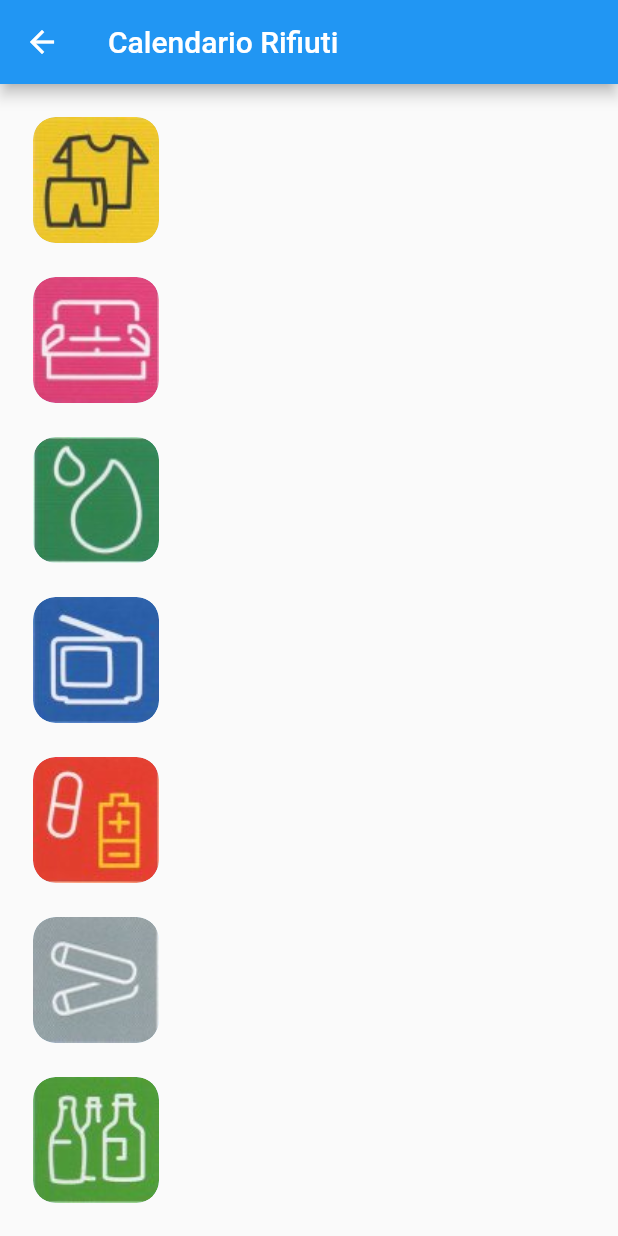
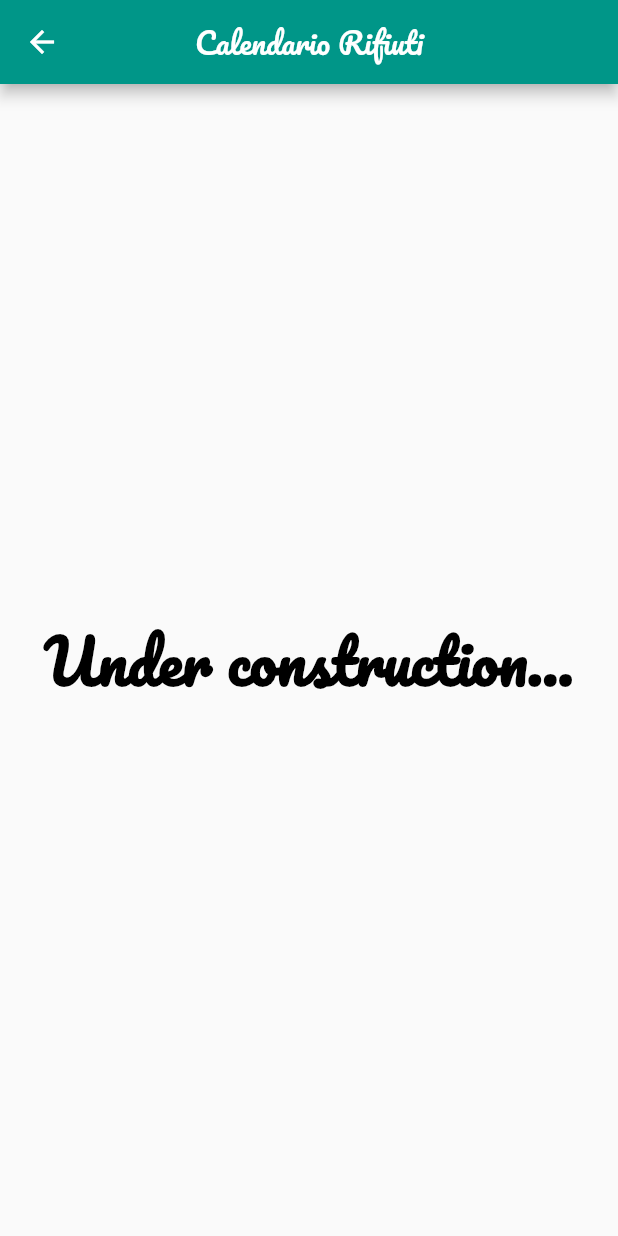
Before and after one commit to fdepedis/AppRifiuti, a Flutter app: the screen it shows after launch, after a tap on "Calendario Rifiuti", on a phone screen of 412 x 824 dp. Run offline on Flutter 3.47's test engine with Material 2 defaults, Android fonts, the phone set to English and light mode, and no system bars; our stand-ins replace auto_size_text; missing offline and left inert: frino_icons.

Commit message:
add index for detail page

```diff
--- a/lib/content/card_content.dart
+++ b/lib/content/card_content.dart
@@ -46,8 +46,8 @@ class CardContent extends StatelessWidget {
               context,
               MaterialPageRoute(
                 builder: (context) =>
-                    //DetailScreen(index: index, titleCard: titleCard),
-                    DetailScreen(titleCard: titleCard),
+                    DetailScreen(index: index, titleCard: titleCard),
+                    //DetailScreen(titleCard: titleCard),
               ),
             );
           },
--- /dev/null
+++ b/lib/content/to_do_content.dart
@@ -0,0 +1,38 @@
+import 'package:flutter/cupertino.dart';
+import 'package:flutter/material.dart';
+
+class ToDoScreen extends StatelessWidget {
+  final String titleCard;
+
+  ToDoScreen({Key key, @required this.titleCard}) : super(key: key);
+
+  @override
+  Widget build(BuildContext context) {
+    return Scaffold(
+      appBar: AppBar(
+        backgroundColor: Colors.teal,
+        title: Text(
+          titleCard,
+          style: TextStyle(
+            color: Colors.white,
+            fontFamily: 'Pacifico',
+            fontSize: 20,
+          ),
+        ),
+        centerTitle: true,
+      ),
+      body: Container(
+        padding: const EdgeInsets.all(22.0),
+        alignment: FractionalOffset.center,
+        child: Text(
+          'Under construction...',
+          style: TextStyle(
+              fontFamily: 'Pacifico',
+              fontSize: 40.0,
+              color: Colors.black,
+              fontWeight: FontWeight.bold),
+        ),
+      ),
+    );
+  }
+}
--- a/lib/route/detail_screen.dart
+++ b/lib/route/detail_screen.dart
@@ -1,204 +1,34 @@
-import 'dart:math' as math;
+import 'package:ardea_rifiuti/content/radial_expansion_content.dart';
+import 'package:ardea_rifiuti/content/to_do_content.dart';
+import 'package:flutter/material.dart';
 
-import 'package:ardea_rifiuti/utils/strings.dart';
-import 'package:auto_size_text/auto_size_text.dart';
-import 'package:flutter/material.dart';
-import 'package:flutter/scheduler.dart' show timeDilation;
+class DetailScreen extends StatelessWidget {
+  final String titleCard;
+  final int index;
 
-class Photo extends StatelessWidget {
-  Photo({Key key, this.photo, this.color, this.onTap}) : super(key: key);
-
-  final String photo;
-  final Color color;
-  final VoidCallback onTap;
-
-  Widget build(BuildContext context) {
-    return Material(
-      // Slightly opaque color appears where the image has transparency.
-      color: Theme.of(context).primaryColor.withOpacity(0.25),
-      child: InkWell(
-        onTap: onTap,
-        child: LayoutBuilder(
-          builder: (BuildContext context, BoxConstraints size) {
-            return Image.asset(
-              photo,
-              fit: BoxFit.contain,
-            );
-          },
-        ),
-      ),
-    );
-  }
-}
-
-class RadialExpansion extends StatelessWidget {
-  RadialExpansion({
-    Key key,
-    this.maxRadius,
-    this.child,
-  })  : clipRectSize = 2.0 * (maxRadius / math.sqrt2),
-        super(key: key);
-
-  final double maxRadius;
-  final clipRectSize;
-  final Widget child;
+  DetailScreen({Key key, @required this.index, @required this.titleCard})
+      : super(key: key);
 
   @override
   Widget build(BuildContext context) {
-    return ClipRRect(
-      borderRadius: BorderRadius.circular(15.0),
-      child: Center(
-        child: SizedBox(
-          width: clipRectSize,
-          height: clipRectSize,
-          child: ClipRRect(
-            borderRadius: BorderRadius.circular(15.0),
-            child: Container(
-              height: 83.0,
-              width: 83.0,
-              child: child,
-            ),
-          ),
-        ),
-      ),
-    );
+    switch (index) {
+      case 1:
+        {
+          return ToDoScreen(titleCard: titleCard);
+        }
+      case 2:
+        {
+          return RadialExpansionContent(titleCard: titleCard);
+        }
+      case 3:
+        {
+          return ToDoScreen(titleCard: titleCard);
+        }
+      default:
+        {
+          return ToDoScreen();
+        }
+        break;
+    }
   }
 }
-
-class RadialExpansionDemo extends StatelessWidget {
-  static const double kMinRadius = 42.0;
-  static const double kMaxRadius = 128.0;
-  static const opacityCurve =
-      const Interval(0.0, 0.75, curve: Curves.fastOutSlowIn);
-
-  final String titleCard;
-
-  RadialExpansionDemo({Key key, @required this.titleCard}) : super(key: key);
-
-  static RectTween _createRectTween(Rect begin, Rect end) {
-    return MaterialRectCenterArcTween(begin: begin, end: end);
-  }
-
-  static Widget _buildPage(
-      BuildContext context, String imageName, String description) {
-    return Container(
-      color: Theme.of(context).canvasColor,
-      child: Center(
-        child: Card(
-          margin: EdgeInsets.symmetric(vertical: 5.0, horizontal: 25.0),
-          elevation: 8.0,
-          child: Column(
-            mainAxisSize: MainAxisSize.min,
-            children: [
-              /*Text(imageName),*/
-              SizedBox(
-                width: kMaxRadius * 2.0,
-                height: kMaxRadius * 2.0,
-                child: Hero(
-                  createRectTween: _createRectTween,
-                  tag: imageName,
-                  child: RadialExpansion(
-                    maxRadius: kMaxRadius,
-                    child: Photo(
-                      photo: imageName,
-                      onTap: () {
-                        Navigator.of(context).pop();
-                      },
-                    ),
-                  ),
-                ),
-              ),
-              Padding(
-                padding: const EdgeInsets.all(12.0),
-                child: AutoSizeText(
-                  description,
-                  maxLines: 100,
-                  style: TextStyle(fontSize: 24),
-                  minFontSize: 16,
-                  overflow: TextOverflow.ellipsis,
-                ),
-              ),
-              /*const SizedBox(height: 16.0),*/
-            ],
-          ),
-        ),
-      ),
-    );
-  }
-
-  Widget _buildHero(
-      BuildContext context, String imageName, String description) {
-    return Container(
-      width: kMinRadius * 2.0,
-      height: kMinRadius * 2.0,
-      child: Hero(
-        createRectTween: _createRectTween,
-        tag: imageName,
-        child: RadialExpansion(
-          maxRadius: kMaxRadius,
-          child: Photo(
-            photo: imageName,
-            onTap: () {
-              Navigator.of(context).push(
-                PageRouteBuilder<void>(
-                  pageBuilder: (BuildContext context,
-                      Animation<double> animation,
-                      Animation<double> secondaryAnimation) {
-                    return AnimatedBuilder(
-                      animation: animation,
-                      builder: (BuildContext context, Widget child) {
-                        return Opacity(
-                          opacity: opacityCurve.transform(animation.value),
-                          child: _buildPage(context, imageName, description),
-                        );
-                      },
-                    );
-                  },
-                ),
-              );
-            },
-          ),
-        ),
-      ),
-    );
-  }
-
-  @override
-  Widget build(BuildContext context) {
-    timeDilation = 2.5; // 1.0 is normal animation speed.
-
-    return Scaffold(
-      appBar: AppBar(
-        title: Text(titleCard),
-      ),
-      body: Container(
-        padding: const EdgeInsets.all(22.0),
-        alignment: FractionalOffset.bottomLeft,
-        child: Column(
-          mainAxisAlignment: MainAxisAlignment.spaceBetween,
-          children: [
-            _buildHero(
-                context, 'images/AbitiDismessiR.png', Strings.abiti_dismessi),
-            _buildHero(context, 'images/IngombrantiR.png', Strings.ingombranti),
-            _buildHero(context, 'images/OliiVegetaliR.png', Strings.olii),
-            _buildHero(context, 'images/RaeeR.png', Strings.raee),
-            _buildHero(context, 'images/RupR.png', Strings.rup),
-            _buildHero(context, 'images/TonerR.png', Strings.toner),
-            _buildHero(context, 'images/VetroR.png', Strings.vetro),
-          ],
-        ),
-      ),
-    );
-  }
-}
-
-class DetailScreen extends StatelessWidget {
-  final String titleCard;
-
-  DetailScreen({Key key, @required this.titleCard}) : super(key: key);
-
-  @override
-  Widget build(BuildContext context) {
-    return RadialExpansionDemo(titleCard: titleCard);
-  }
-}
--- a/lib/route/home_screen.dart
+++ b/lib/route/home_screen.dart
@@ -19,7 +19,6 @@ class _HomeScreenState extends State<HomeScreen> {
   Widget build(BuildContext context) {
     return Scaffold(
       appBar: AppBar(
-        /* title: Text(widget.title),*/
         backgroundColor: Colors.teal,
         title: Text(
           widget.title,
```
